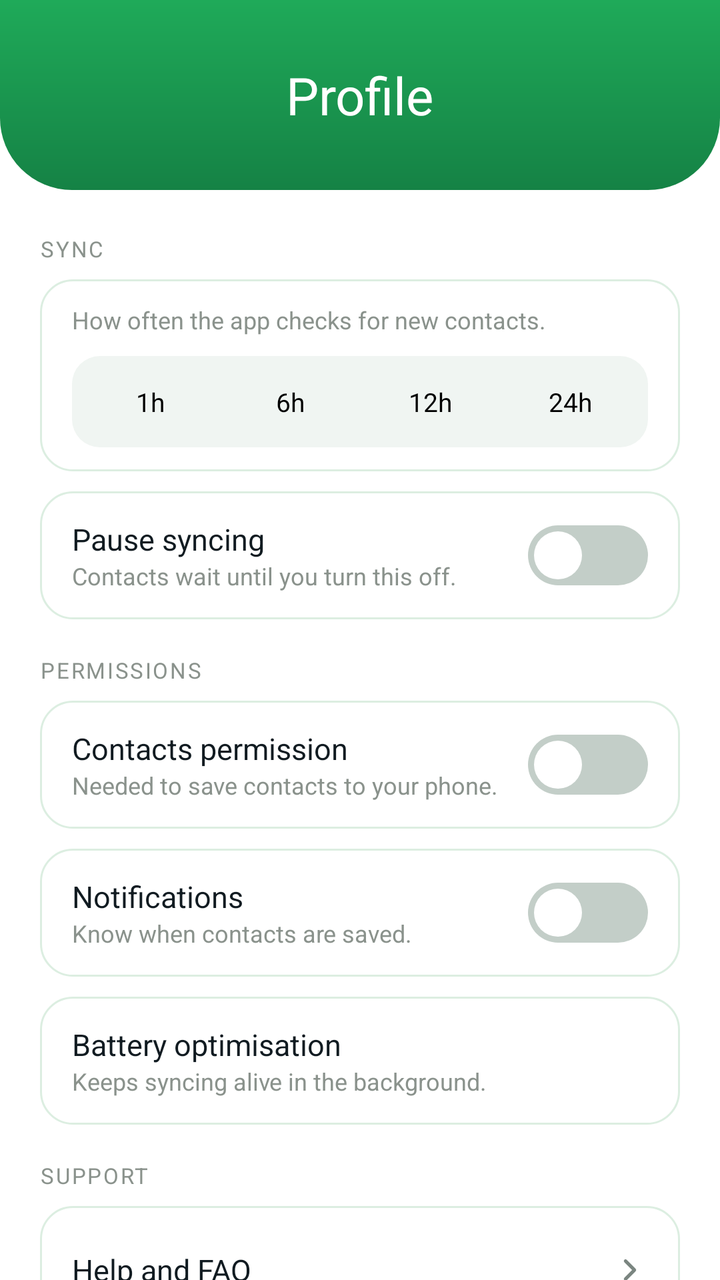
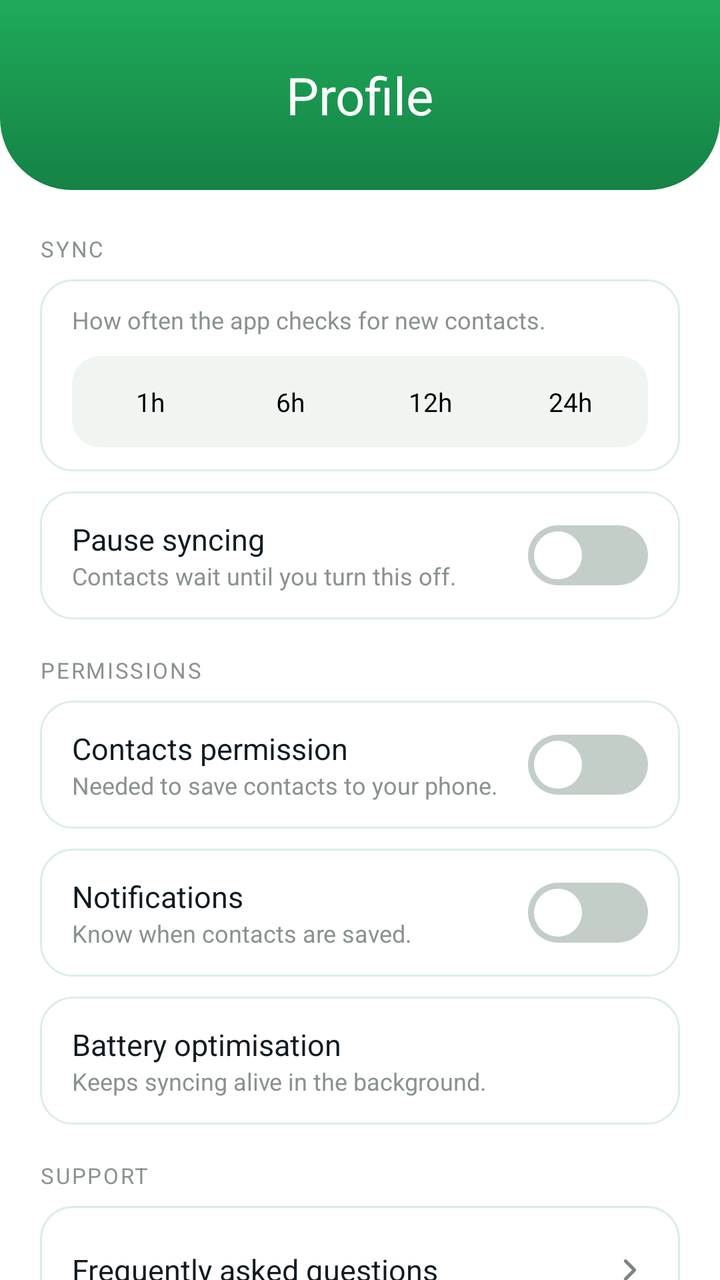

Two renders of the same Android screen: before a commit and after it. Below are the layout's source before the change and the commit's diff.
<!-- AndroidManifest.xml: application theme Theme.ViewGrow.Starting -->
<!-- res/layout/fragment_profile.xml -->
<?xml version="1.0" encoding="utf-8"?>
<LinearLayout xmlns:android="http://schemas.android.com/apk/res/android"
    xmlns:app="http://schemas.android.com/apk/res-auto"
    android:layout_width="match_parent"
    android:layout_height="match_parent"
    android:background="@color/surface"
    android:orientation="vertical">

    
    <LinearLayout
        android:id="@+id/hero"
        android:layout_width="match_parent"
        android:layout_height="wrap_content"
        android:background="@drawable/bg_hero"
        android:gravity="center_horizontal"
        android:orientation="vertical"
        android:paddingTop="30dp"
        android:paddingBottom="30dp">
        <LinearLayout
            android:layout_width="wrap_content"
            android:layout_height="wrap_content"
            android:gravity="center_vertical"
            android:orientation="horizontal">
            <TextView
                android:layout_width="wrap_content"
                android:layout_height="wrap_content"
                android:tag="extrabold"
                android:text="Profile"
                android:textColor="@color/white"
                android:textSize="26sp" />
        </LinearLayout>
    </LinearLayout>

    <ScrollView
        android:layout_width="match_parent"
        android:layout_height="0dp"
        android:layout_weight="1"
        android:clipToPadding="false"
        android:paddingBottom="90dp"
        android:scrollbars="none">

        
        <LinearLayout
            android:layout_width="match_parent"
            android:layout_height="wrap_content"
            android:orientation="vertical"
            android:paddingStart="20dp"
            android:paddingTop="22dp"
            android:paddingEnd="20dp"
            android:paddingBottom="20dp">

            <TextView style="@style/SectionLabel" android:layout_marginTop="0dp" android:text="SYNC" />

            
            <LinearLayout
                android:id="@+id/row_interval"
                style="@style/SettingRow"
                android:orientation="vertical"
                android:gravity="start">
                <TextView style="@style/SettingSub" android:text="How often the app checks for new contacts." />
                <LinearLayout
                    android:layout_width="match_parent"
                    android:layout_height="wrap_content"
                    android:layout_marginTop="10dp"
                    android:background="@drawable/bg_seg_track"
                    android:orientation="horizontal"
                    android:padding="4dp">
                    <TextView
                        android:id="@+id/seg_1"
                        android:layout_width="0dp"
                        android:layout_height="wrap_content"
                        android:layout_weight="1"
                        android:gravity="center"
                        android:paddingTop="10dp"
                        android:paddingBottom="10dp"
                        android:tag="semibold"
                        android:text="1h"
                        android:textSize="13sp" />
                    <TextView
                        android:id="@+id/seg_6"
                        android:layout_width="0dp"
                        android:layout_height="wrap_content"
                        android:layout_weight="1"
                        android:gravity="center"
                        android:paddingTop="10dp"
                        android:paddingBottom="10dp"
                        android:tag="semibold"
                        android:text="6h"
                        android:textSize="13sp" />
                    <TextView
                        android:id="@+id/seg_12"
                        android:layout_width="0dp"
                        android:layout_height="wrap_content"
                        android:layout_weight="1"
                        android:gravity="center"
                        android:paddingTop="10dp"
                        android:paddingBottom="10dp"
                        android:tag="semibold"
                        android:text="12h"
                        android:textSize="13sp" />
                    <TextView
                        android:id="@+id/seg_24"
                        android:layout_width="0dp"
                        android:layout_height="wrap_content"
                        android:layout_weight="1"
                        android:gravity="center"
                        android:paddingTop="10dp"
                        android:paddingBottom="10dp"
                        android:tag="semibold"
                        android:text="24h"
                        android:textSize="13sp" />
                </LinearLayout>
            </LinearLayout>

            <LinearLayout style="@style/SettingRow">
                <LinearLayout
                    android:layout_width="0dp"
                    android:layout_height="wrap_content"
                    android:layout_weight="1"
                    android:orientation="vertical">
                    <TextView style="@style/SettingTitle" android:text="Pause syncing" />
                    <TextView style="@style/SettingSub" android:text="Contacts wait until you turn this off." />
                </LinearLayout>
                <androidx.appcompat.widget.SwitchCompat
                    android:id="@+id/sw_pause"
                    style="@style/SettingSwitch" />
            </LinearLayout>

            <TextView style="@style/SectionLabel" android:text="PERMISSIONS" />

            <LinearLayout style="@style/SettingRow">
                <LinearLayout
                    android:layout_width="0dp"
                    android:layout_height="wrap_content"
                    android:layout_weight="1"
                    android:orientation="vertical">
                    <TextView style="@style/SettingTitle" android:text="Contacts permission" />
                    <TextView style="@style/SettingSub" android:text="Needed to save contacts to your phone." />
                </LinearLayout>
                <androidx.appcompat.widget.SwitchCompat
                    android:id="@+id/sw_contacts"
                    style="@style/SettingSwitch" />
            </LinearLayout>

            <LinearLayout style="@style/SettingRow">
                <LinearLayout
                    android:layout_width="0dp"
                    android:layout_height="wrap_content"
                    android:layout_weight="1"
                    android:orientation="vertical">
                    <TextView style="@style/SettingTitle" android:text="Notifications" />
                    <TextView style="@style/SettingSub" android:text="Know when contacts are saved." />
                </LinearLayout>
                <androidx.appcompat.widget.SwitchCompat
                    android:id="@+id/sw_notif"
                    style="@style/SettingSwitch" />
            </LinearLayout>

            <LinearLayout
                android:id="@+id/row_battery"
                style="@style/SettingRow"
                android:clickable="true"
                android:focusable="true">
                <LinearLayout
                    android:layout_width="0dp"
                    android:layout_height="wrap_content"
                    android:layout_weight="1"
                    android:orientation="vertical">
                    <TextView style="@style/SettingTitle" android:text="Battery optimisation" />
                    <TextView style="@style/SettingSub" android:text="Keeps syncing alive in the background." />
                </LinearLayout>
                <TextView
                    android:id="@+id/battery_chip"
                    android:layout_width="wrap_content"
                    android:layout_height="wrap_content"
                    android:layout_marginStart="12dp"
                    android:paddingStart="9dp"
                    android:paddingTop="3dp"
                    android:paddingEnd="9dp"
                    android:paddingBottom="3dp"
                    android:tag="semibold"
                    android:textSize="11sp" />
            </LinearLayout>

            <TextView style="@style/SectionLabel" android:text="SUPPORT" />

            <LinearLayout
                android:id="@+id/row_help"
                style="@style/SettingRow"
                android:clickable="true"
                android:focusable="true">
                <TextView style="@style/SettingTitle" android:layout_width="0dp" android:layout_weight="1" android:text="Help and FAQ" />
                <ImageView
                    android:layout_width="18dp"
                    android:layout_height="18dp"
                    android:contentDescription="@null"
                    android:src="@drawable/ic_chevron_right" />
            </LinearLayout>

            <LinearLayout
                android:id="@+id/row_admin"
                style="@style/SettingRow"
                android:clickable="true"
                android:focusable="true">
                <TextView style="@style/SettingTitle" android:layout_width="0dp" android:layout_weight="1" android:text="Message admin" />
                <ImageView
                    android:layout_width="18dp"
                    android:layout_height="18dp"
                    android:contentDescription="@null"
                    android:src="@drawable/ic_chevron_right" />
            </LinearLayout>

            <LinearLayout
                android:id="@+id/row_terms"
                style="@style/SettingRow"
                android:clickable="true"
                android:focusable="true">
                <TextView style="@style/SettingTitle" android:layout_width="0dp" android:layout_weight="1" android:text="Terms and Conditions" />
                <ImageView
                    android:layout_width="18dp"
                    android:layout_height="18dp"
                    android:contentDescription="@null"
                    android:src="@drawable/ic_chevron_right" />
            </LinearLayout>

            <LinearLayout
                android:id="@+id/row_privacy"
                style="@style/SettingRow"
                android:clickable="true"
                android:focusable="true">
                <TextView style="@style/SettingTitle" android:layout_width="0dp" android:layout_weight="1" android:text="Privacy Policy" />
                <ImageView
                    android:layout_width="18dp"
                    android:layout_height="18dp"
                    android:contentDescription="@null"
                    android:src="@drawable/ic_chevron_right" />
            </LinearLayout>

            
            <TextView
                android:id="@+id/btn_logout"
                android:layout_width="match_parent"
                android:layout_height="wrap_content"
                android:layout_marginTop="8dp"
                android:background="@drawable/bg_logout"
                android:clickable="true"
                android:focusable="true"
                android:gravity="center"
                android:paddingTop="15dp"
                android:paddingBottom="15dp"
                android:tag="bold"
                android:text="Log out"
                android:textColor="@color/green_text"
                android:textSize="13.5sp" />

            <TextView
                android:id="@+id/btn_delete"
                android:layout_width="match_parent"
                android:layout_height="wrap_content"
                android:layout_marginTop="10dp"
                android:background="@drawable/bg_delete"
                android:clickable="true"
                android:focusable="true"
                android:gravity="center"
                android:paddingTop="15dp"
                android:paddingBottom="15dp"
                android:tag="bold"
                android:text="Delete My Contacts"
                android:textColor="@color/red_dark"
                android:textSize="13.5sp" />

            <TextView
                android:id="@+id/version"
                android:layout_width="match_parent"
                android:layout_height="wrap_content"
                android:layout_marginTop="16dp"
                android:gravity="center"
                android:textColor="@color/muted"
                android:textSize="12sp" />
        </LinearLayout>
    </ScrollView>
</LinearLayout>
<!-- resources referenced by this layout -->
<resources>
  <color name="green_text">#158245</color>
  <color name="muted">#8A928C</color>
  <color name="red_dark">#B3413D</color>
  <color name="surface">#FFFFFF</color>
  <color name="white">#FFFFFF</color>
  <!-- drawable bg_delete (drawable) -->
  <?xml version="1.0" encoding="utf-8"?>
  <shape xmlns:android="http://schemas.android.com/apk/res/android" android:shape="rectangle">
      <solid android:color="@color/red_bg" />
      <stroke android:width="1dp" android:color="@color/red_dark" />
      <corners android:radius="14dp" />
  </shape>
  <!-- drawable bg_hero (drawable) -->
  <?xml version="1.0" encoding="utf-8"?>
  <shape xmlns:android="http://schemas.android.com/apk/res/android" android:shape="rectangle">
      <gradient android:angle="270" android:startColor="@color/green" android:endColor="@color/green_dark" />
      <corners android:bottomLeftRadius="36dp" android:bottomRightRadius="36dp" />
  </shape>
  <!-- drawable bg_logout (drawable) -->
  <?xml version="1.0" encoding="utf-8"?>
  <shape xmlns:android="http://schemas.android.com/apk/res/android" android:shape="rectangle">
      <solid android:color="@color/tint" />
      <stroke android:width="1dp" android:color="@color/green_text" />
      <corners android:radius="14dp" />
  </shape>
  <!-- drawable bg_seg_track (drawable) -->
  <?xml version="1.0" encoding="utf-8"?>
  <shape xmlns:android="http://schemas.android.com/apk/res/android" android:shape="rectangle">
      <solid android:color="@color/seg_track" />
      <corners android:radius="14dp" />
  </shape>
  <style name="SettingSub">
          <item name="android:layout_width">wrap_content</item>
          <item name="android:layout_height">wrap_content</item>
          <item name="android:textColor">@color/muted</item>
          <item name="android:textSize">12sp</item>
      </style>
  <style name="SettingTitle">
          <item name="android:layout_width">wrap_content</item>
          <item name="android:layout_height">wrap_content</item>
          <item name="android:tag">semibold</item>
          <item name="android:textColor">@color/dark</item>
          <item name="android:textSize">15sp</item>
      </style>
  <style name="Theme.ViewGrow.Starting" parent="Theme.SplashScreen">
          <item name="windowSplashScreenBackground">@color/splash_bg</item>
          <item name="windowSplashScreenAnimatedIcon">@drawable/splash_icon</item>
          <item name="postSplashScreenTheme">@style/Theme.ViewGrow</item>
      </style>
  <color name="red_bg">#FBEAE9</color>
  <color name="green">#1FAA59</color>
  <color name="green_dark">#158245</color>
  <color name="tint">#E1F5EB</color>
  <color name="seg_track">#F0F5F2</color>
  <color name="text2">#7A8580</color>
  <!-- drawable bg_card (drawable) -->
  <?xml version="1.0" encoding="utf-8"?>
  <shape xmlns:android="http://schemas.android.com/apk/res/android" android:shape="rectangle">
      <solid android:color="@color/surface" />
      <stroke android:width="1dp" android:color="@color/border" />
      <corners android:radius="16dp" />
  </shape>
  <!-- drawable switch_thumb_shape (drawable) -->
  <?xml version="1.0" encoding="utf-8"?>
  <layer-list xmlns:android="http://schemas.android.com/apk/res/android">
      <item
          android:left="3dp"
          android:top="3dp"
          android:right="3dp"
          android:bottom="3dp">
          <shape android:shape="oval">
              <size android:width="24dp" android:height="24dp" />
              <solid android:color="#FFFFFFFF" />
          </shape>
      </item>
  </layer-list>
  <!-- drawable switch_track_shape (drawable) -->
  <?xml version="1.0" encoding="utf-8"?>
  <shape xmlns:android="http://schemas.android.com/apk/res/android" android:shape="rectangle">
      <size android:width="52dp" android:height="30dp" />
      <corners android:radius="15dp" />
      <solid android:color="#FFFFFFFF" />
  </shape>
  <color name="dark">#111B21</color>
  <color name="splash_bg">#F6F6F6</color>
  <color name="border">#DCEEE1</color>
  <!-- unchanged entries left out for length: 6 -->
</resources>

<!-- the commit's change to res/layout/fragment_profile.xml (unified diff, before → after) -->
@@ -189,20 +189,7 @@
                 style="@style/SettingRow"
                 android:clickable="true"
                 android:focusable="true">
-                <TextView style="@style/SettingTitle" android:layout_width="0dp" android:layout_weight="1" android:text="Help and FAQ" />
-                <ImageView
-                    android:layout_width="18dp"
-                    android:layout_height="18dp"
-                    android:contentDescription="@null"
-                    android:src="@drawable/ic_chevron_right" />
-            </LinearLayout>
-
-            <LinearLayout
-                android:id="@+id/row_admin"
-                style="@style/SettingRow"
-                android:clickable="true"
-                android:focusable="true">
-                <TextView style="@style/SettingTitle" android:layout_width="0dp" android:layout_weight="1" android:text="Message admin" />
+                <TextView style="@style/SettingTitle" android:layout_width="0dp" android:layout_weight="1" android:text="Frequently asked questions" />
                 <ImageView
                     android:layout_width="18dp"
                     android:layout_height="18dp"
